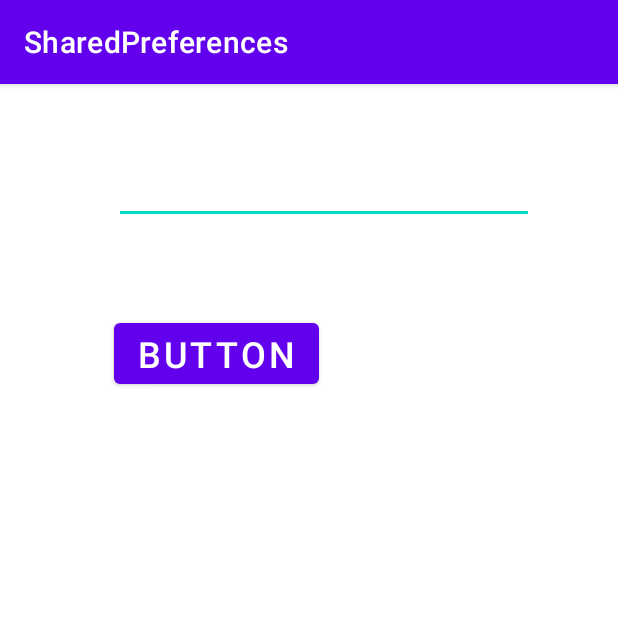
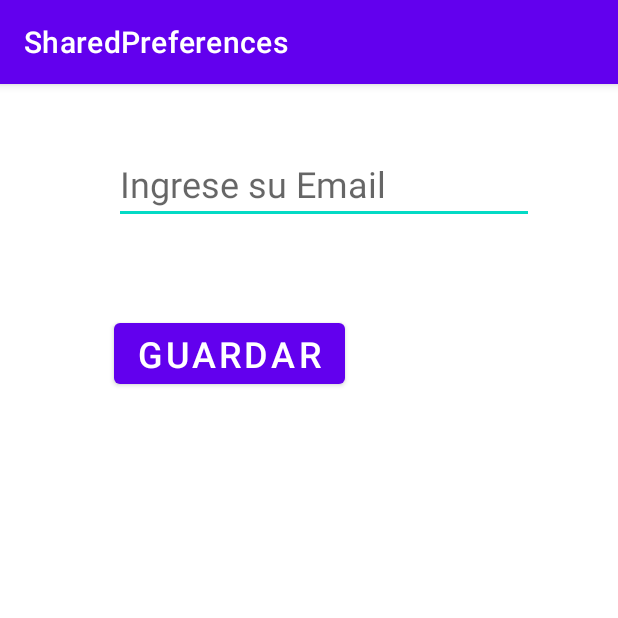
Before and after one commit to NelsonrBermejo/Android, an Android app: the screen it shows after launch (MainActivity), on a phone screen of 412 x 824 dp, the top half of it. Run offline under Robolectric (Android 15) with nearby library versions, the phone set to English and light mode, and no system bars.

Commit message:
2# Corrijo  ID de mail y agrego Strings

```diff
--- a/SharedPreferences26/app/src/main/res/layout/activity_main.xml
+++ b/SharedPreferences26/app/src/main/res/layout/activity_main.xml
@@ -7,12 +7,13 @@
     tools:context=".MainActivity">
 
     <EditText
-        android:id="@+id/EditTextMail"
+        android:id="@+id/EditTextEMail"
         android:layout_width="wrap_content"
         android:layout_height="wrap_content"
         android:layout_marginStart="76dp"
         android:layout_marginTop="40dp"
         android:ems="10"
+        android:hint="@string/EditTextMail_String"
         android:inputType="textEmailAddress"
         android:textSize="24sp"
         app:layout_constraintStart_toStartOf="parent"
@@ -24,8 +25,8 @@
         android:layout_height="wrap_content"
         android:layout_marginStart="76dp"
         android:layout_marginTop="60dp"
-        android:text="Button"
+        android:text="@string/ButtonGuardar_String"
         android:textSize="24sp"
         app:layout_constraintStart_toStartOf="parent"
-        app:layout_constraintTop_toBottomOf="@+id/EditTextMail" />
+        app:layout_constraintTop_toBottomOf="@+id/EditTextEMail" />
 </androidx.constraintlayout.widget.ConstraintLayout>
--- a/SharedPreferences26/app/src/main/res/values/strings.xml
+++ b/SharedPreferences26/app/src/main/res/values/strings.xml
@@ -1,3 +1,5 @@
 <resources>
     <string name="app_name">SharedPreferences</string>
+    <string name="EditTextMail_String">Ingrese su Email</string>
+    <string name="ButtonGuardar_String">Guardar</string>
 </resources>
```
